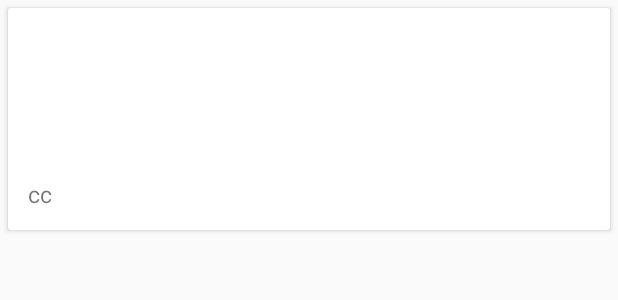
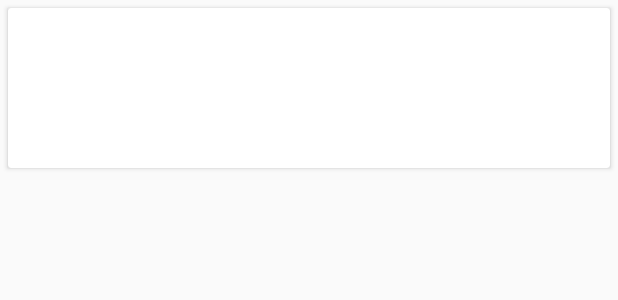
Before and after one commit to BillyBoy26/TravelMap, an Android app: the layout photo_marker_card.xml on its own in the app's theme, with its tools: preview values and no code run, on a phone screen of 412 x 824 dp. Shown: the top 300 px of the screen. Run offline under Robolectric (Android 15) with nearby library versions, the phone set to English and light mode, and no system bars.

Commit message:
Limite d'image et on affihce plus le text

```diff
--- a/app/src/main/java/com/example/benjamin/travelmap/MainActivity.java
+++ b/app/src/main/java/com/example/benjamin/travelmap/MainActivity.java
@@ -206,6 +206,9 @@ public class MainActivity extends AppCompatActivity implements OnMapReadyCallbac
         List<PhotoData> photosToDraw = new ArrayList<>();
         LatLngBounds currentBounds = googleMap.getProjection().getVisibleRegion().latLngBounds;
         for (PhotoData photo : photos) {
+            if (photosToDraw.size() > 50) {
+                break;
+            }
             if (currentBounds.contains(photo.getPhotoPosition())) {
                 photosToDraw.add(photo);
             }
--- a/app/src/main/java/com/example/benjamin/travelmap/markers/PhotoMarker.java
+++ b/app/src/main/java/com/example/benjamin/travelmap/markers/PhotoMarker.java
@@ -3,7 +3,6 @@ package com.example.benjamin.travelmap.markers;
 import android.graphics.BitmapFactory;
 import android.view.View;
 import android.widget.ImageView;
-import android.widget.TextView;
 
 import com.example.benjamin.travelmap.R;
 import com.example.benjamin.travelmap.data.PhotoData;
@@ -28,8 +27,8 @@ public class PhotoMarker implements GoogleMap.InfoWindowAdapter {
     }
 
     private View buildPhotoMarkerView(PhotoData photoData) {
-        TextView lblTitle = (TextView) infoWindow.findViewById(R.id.marker_title);
-        lblTitle.setText(photoData.getFileName());
+//        TextView lblTitle = (TextView) infoWindow.findViewById(R.id.marker_title);
+//        lblTitle.setText(photoData.getFileName());
         ImageView img = (ImageView) infoWindow.findViewById(R.id.marker_image);
         img.setImageBitmap(BitmapFactory.decodeFile(photoData.getAbsolutePath()));
         return infoWindow;
--- a/app/src/main/res/layout/photo_marker_card.xml
+++ b/app/src/main/res/layout/photo_marker_card.xml
@@ -24,15 +24,15 @@
             android:scaleType="centerCrop"
             android:id="@+id/marker_image"/>
 
-        <TextView
-            android:layout_width="match_parent"
-            android:layout_height="wrap_content"
-            android:textSize="15sp"
-            android:ellipsize="end"
-            android:layout_margin="10dp"
-            android:text="cc"
-            android:id="@+id/marker_title"
-            android:layout_gravity="center_vertical"/>
+        <!--<TextView-->
+            <!--android:layout_width="match_parent"-->
+            <!--android:layout_height="wrap_content"-->
+            <!--android:textSize="15sp"-->
+            <!--android:ellipsize="end"-->
+            <!--android:layout_margin="10dp"-->
+            <!--android:text="cc"-->
+            <!--android:id="@+id/marker_title"-->
+            <!--android:layout_gravity="center_vertical"/>-->
 
     </LinearLayout>
 </android.support.v7.widget.CardView>
```
Also changed, not shown: app/src/main/java/com/example/benjamin/travelmap/PhotoClusterManager.java (+8 -4 lines).
